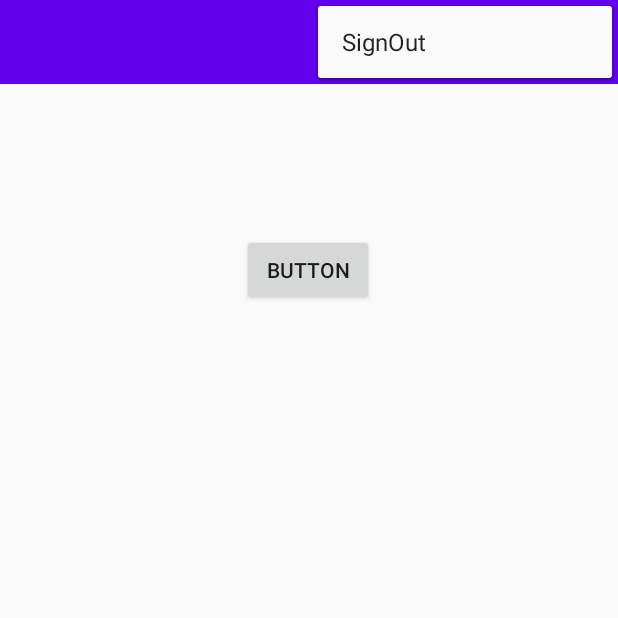
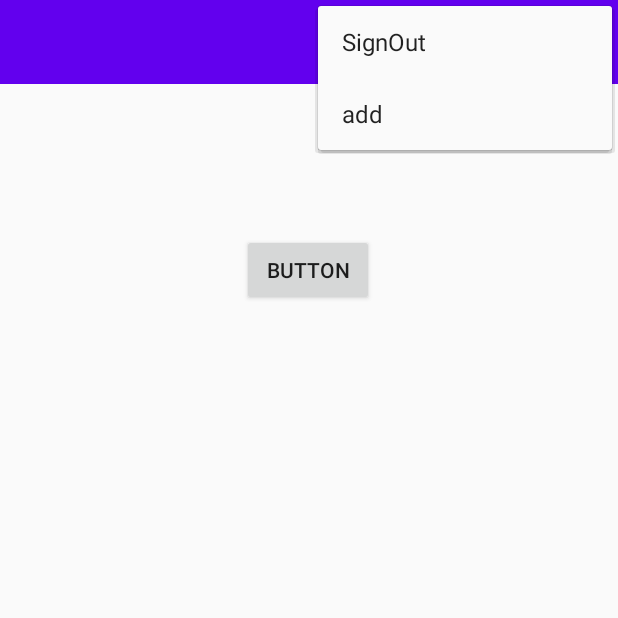
Before and after one commit to dgpay/VaccineKit, an Android app: the MainActivity screen opened directly, with no data from a screen before it, with the options menu open, on a phone screen of 412 x 824 dp, the top half of it. Run offline under Robolectric (Android 15) with nearby library versions, the phone set to English and light mode, and no system bars; our stand-ins replace Firebase (no records; nobody signed in at launch, a user with empty details on screens opened directly), navigation-ui.

Commit message:
coba add

```diff
--- a/app/src/main/res/menu/menu.xml
+++ b/app/src/main/res/menu/menu.xml
@@ -4,4 +4,7 @@
     <item android:title="SignOut"
         android:id="@+id/signOut"
         app:showAsAction="never"></item>
+    <item android:title="add"
+        android:id="@+id/add"
+        app:showAsAction="never"></item>
 </menu>
```
Also changed, not shown: app/src/main/java/academy/bangkit/project/capstone/vaccinekit/MainActivity.kt (+26 -0 lines), app/src/main/java/academy/bangkit/project/capstone/vaccinekit/home/HomeFragment.kt (+13 -7 lines).
